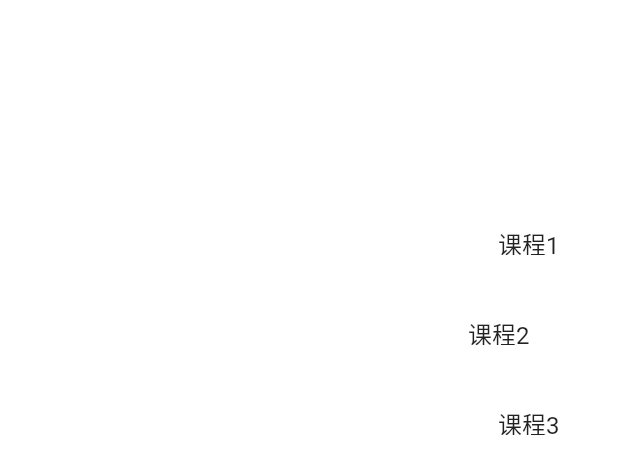
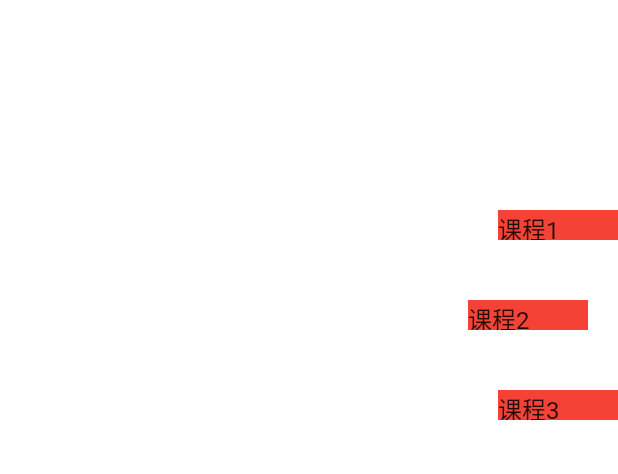
Before and after one commit to qq1057119720/flutter_fish_local, a Flutter app: the _Drag2 widget shown alone on an empty page, opened directly, on a phone screen of 412 x 824 dp. Shown: the top 474 px of the screen. Run offline on Flutter 3.47's test engine with Material 2 defaults, Android fonts, the phone set to English and light mode, and no system bars; our stand-ins replace shared_preferences, synchronized; missing offline and left inert: fish_redux; accounts and stored records are empty; statements that could not run were skipped.

Commit message:
2020年08月31日00:10:06

```diff
--- a/lib/pages/listview_page/view.dart
+++ b/lib/pages/listview_page/view.dart
@@ -124,7 +124,7 @@ return MediaQuery.of(ctx).size.height;
 
 class _DragState2 extends State<_Drag2> with SingleTickerProviderStateMixin {
   //Text 上下间距
-  static double textMargin=10;
+  static double textMargin=0;
   //Text 高度
  static double textHeight=20;
   //Text 宽度
@@ -211,6 +211,7 @@ class _DragState2 extends State<_Drag2> with SingleTickerProviderStateMixin {
               child: Container(
                 width: textWidth,
                 height: textHeight,
+                color: Colors.red,
                 margin: EdgeInsets.only(top: textMargin,bottom: textMargin),
                 child: Text("课程1",style: TextStyle(fontSize: 16),),
               ),
@@ -221,6 +222,7 @@ class _DragState2 extends State<_Drag2> with SingleTickerProviderStateMixin {
               child: Container(
                 width: textWidth,
                 height: textHeight,
+                color: Colors.red,
                 margin: EdgeInsets.only(top: textMargin,bottom: textMargin),
                 child: Text("课程2",style: TextStyle(fontSize: 16),),
               ),
@@ -231,6 +233,7 @@ class _DragState2 extends State<_Drag2> with SingleTickerProviderStateMixin {
               child: Container(
                 width: textWidth,
                 height: textHeight,
+                color: Colors.red,
                 margin: EdgeInsets.only(top: textMargin,bottom: textMargin),
                 child: Text("课程3",style: TextStyle(fontSize: 16),),
               ),
@@ -241,6 +244,7 @@ class _DragState2 extends State<_Drag2> with SingleTickerProviderStateMixin {
               child: Container(
                 width: textWidth,
                 height: textHeight,
+                color: Colors.red,
                 margin: EdgeInsets.only(top: textMargin,bottom: textMargin),
                 child: Text("课程4",style: TextStyle(fontSize: 16),),
               ),
@@ -272,7 +276,7 @@ class _DragState2 extends State<_Drag2> with SingleTickerProviderStateMixin {
 
 
           print("moveY：${moveY}");
-          moveY=moveY*0.15;
+          moveY=moveY*0.1;
           setState(() {
             /*
                 移动轨迹说明：
@@ -287,7 +291,6 @@ class _DragState2 extends State<_Drag2> with SingleTickerProviderStateMixin {
               }else{
                 textColor1= Color(0xff8d8d8d);
               }
-
               println("text one "+textRight1.toString()+"---"+textTop1.toString());
               textRight2=changeRight(textRight2, textTop2, moveY);
               textTop2=changeTop(textTop2, moveY);
```
